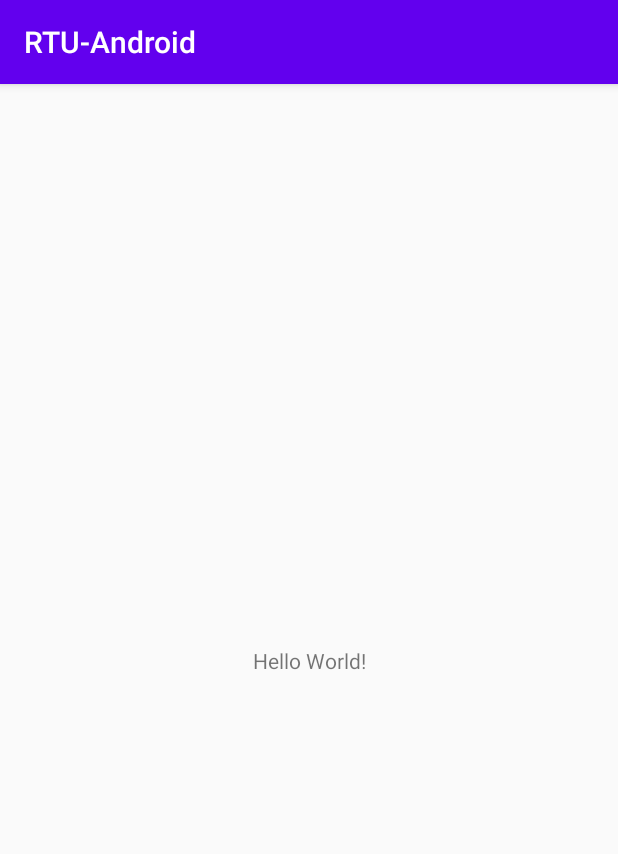
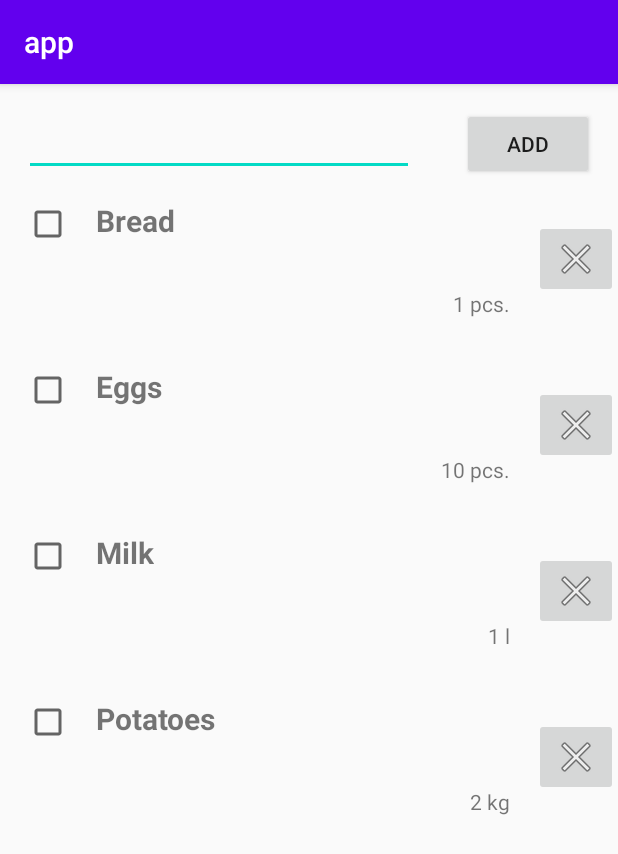
Before and after one commit to romstr/rtu-android, an Android app: the screen it shows after launch (MainActivity), on a phone screen of 412 x 824 dp. Shown: the top 854 px of the screen. Run offline under Robolectric (Android 15) with nearby library versions, the phone set to English and light mode, and no system bars.

Commit message:
RecyclerView (Practice04)

```diff
--- a/app/build.gradle
+++ b/app/build.gradle
@@ -33,4 +33,6 @@ dependencies {
   testImplementation 'junit:junit:4.12'
   androidTestImplementation 'androidx.test.ext:junit:1.1.1'
   androidTestImplementation 'androidx.test.espresso:espresso-core:3.2.0'
+
+  implementation "androidx.recyclerview:recyclerview:1.1.0"
 }
--- a/app/src/main/java/lv/romstr/mobile/rtu_android/MainActivity.kt
+++ b/app/src/main/java/lv/romstr/mobile/rtu_android/MainActivity.kt
@@ -2,10 +2,32 @@ package lv.romstr.mobile.rtu_android
 
 import androidx.appcompat.app.AppCompatActivity
 import android.os.Bundle
+import kotlinx.android.synthetic.main.activity_main.*
 
 class MainActivity : AppCompatActivity() {
+
+    private val items = mutableListOf(
+            ShoppingItem("Bread", 1, "pcs."),
+            ShoppingItem("Eggs", 10, "pcs."),
+            ShoppingItem("Milk", 1, "l"),
+            ShoppingItem("Potatoes", 2, "kg"))
+
+    private lateinit var adapter: ShoppingItemRecyclerAdapter
+
     override fun onCreate(savedInstanceState: Bundle?) {
         super.onCreate(savedInstanceState)
         setContentView(R.layout.activity_main)
+
+        adapter = ShoppingItemRecyclerAdapter(items)
+        mainItems.adapter = adapter
+
+        mainButtonAdd.setOnClickListener { appendItem() }
+    }
+
+    private fun appendItem() {
+        items.add(ShoppingItem(mainEditName.text.toString(), 1, ""))
+        items.sortBy { it.name }
+        mainEditName.text.clear()
+        adapter.notifyDataSetChanged()
     }
 }
--- /dev/null
+++ b/app/src/main/java/lv/romstr/mobile/rtu_android/ShoppingItem.kt
@@ -0,0 +1,7 @@
+package lv.romstr.mobile.rtu_android
+
+data class ShoppingItem(
+    val name: String,
+    val quantity: Int,
+    val unit: String
+)
--- /dev/null
+++ b/app/src/main/java/lv/romstr/mobile/rtu_android/ShoppingItemRecyclerAdapter.kt
@@ -0,0 +1,39 @@
+package lv.romstr.mobile.rtu_android
+
+import android.view.LayoutInflater
+import android.view.View
+import android.view.ViewGroup
+import android.widget.Toast
+import androidx.recyclerview.widget.RecyclerView
+import kotlinx.android.synthetic.main.item_shopping.view.*
+
+class ShoppingItemRecyclerAdapter(private val items: MutableList<ShoppingItem>) :
+    RecyclerView.Adapter<ShoppingItemRecyclerAdapter.ShoppingViewHolder>() {
+
+    class ShoppingViewHolder(view: View) : RecyclerView.ViewHolder(view)
+
+    override fun onCreateViewHolder(parent: ViewGroup, viewType: Int): ShoppingViewHolder {
+        val view =
+            LayoutInflater.from(parent.context).inflate(R.layout.item_shopping, parent, false)
+        return ShoppingViewHolder(view)
+    }
+
+    override fun getItemCount() = items.size
+
+    override fun onBindViewHolder(holder: ShoppingViewHolder, position: Int) {
+        val item = items[position]
+        val context = holder.itemView.context
+        holder.itemView.shoppingName.text = item.name
+        holder.itemView.shoppingQuantity.text = context.resources
+            .getString(R.string.quantity_text, item.quantity, item.unit)
+
+        holder.itemView.setOnClickListener {
+            Toast.makeText(context, item.name, Toast.LENGTH_SHORT).show()
+        }
+
+        holder.itemView.shoppingRemove.setOnClickListener {
+            items.removeAt(position)
+            notifyDataSetChanged()
+        }
+    }
+}
--- a/app/src/main/res/layout/activity_main.xml
+++ b/app/src/main/res/layout/activity_main.xml
@@ -1,19 +1,39 @@
 <?xml version="1.0" encoding="utf-8"?>
-<androidx.constraintlayout.widget.ConstraintLayout
-    xmlns:android="http://schemas.android.com/apk/res/android"
+<androidx.constraintlayout.widget.ConstraintLayout xmlns:android="http://schemas.android.com/apk/res/android"
     xmlns:app="http://schemas.android.com/apk/res-auto"
     xmlns:tools="http://schemas.android.com/tools"
     android:layout_width="match_parent"
     android:layout_height="match_parent"
     tools:context=".MainActivity">
 
-    <TextView
+    <EditText
+        android:id="@+id/mainEditName"
+        android:layout_width="0dp"
+        android:layout_height="wrap_content"
+        android:layout_margin="@dimen/default_margin"
+        app:layout_constraintEnd_toStartOf="@id/mainButtonAdd"
+        app:layout_constraintStart_toStartOf="parent"
+        app:layout_constraintTop_toTopOf="parent" />
+
+    <Button
+        android:id="@+id/mainButtonAdd"
+        android:text="@string/button_add"
         android:layout_width="wrap_content"
         android:layout_height="wrap_content"
-        android:text="Hello World!"
-        app:layout_constraintBottom_toBottomOf="parent"
-        app:layout_constraintLeft_toLeftOf="parent"
-        app:layout_constraintRight_toRightOf="parent"
+        android:layout_margin="@dimen/default_margin"
+        app:layout_constraintEnd_toEndOf="parent"
+        app:layout_constraintStart_toEndOf="@id/mainEditName"
         app:layout_constraintTop_toTopOf="parent" />
 
+    <androidx.recyclerview.widget.RecyclerView
+        android:id="@+id/mainItems"
+        android:layout_width="0dp"
+        android:layout_height="0dp"
+        app:layoutManager="androidx.recyclerview.widget.LinearLayoutManager"
+        app:layout_constraintBottom_toBottomOf="parent"
+        app:layout_constraintEnd_toEndOf="parent"
+        app:layout_constraintStart_toStartOf="parent"
+        app:layout_constraintTop_toBottomOf="@id/mainEditName"
+        tools:listitem="@layout/item_shopping" />
+
 </androidx.constraintlayout.widget.ConstraintLayout>
--- /dev/null
+++ b/app/src/main/res/layout/item_shopping.xml
@@ -0,0 +1,50 @@
+<?xml version="1.0" encoding="utf-8"?>
+<androidx.constraintlayout.widget.ConstraintLayout xmlns:android="http://schemas.android.com/apk/res/android"
+    xmlns:app="http://schemas.android.com/apk/res-auto"
+    xmlns:tools="http://schemas.android.com/tools"
+    android:layout_width="match_parent"
+    android:layout_height="wrap_content"
+    android:background="?selectableItemBackground"
+    android:clickable="true"
+    android:focusable="true">
+
+    <CheckBox
+        android:id="@+id/shoppingCheck"
+        android:layout_width="wrap_content"
+        android:layout_height="wrap_content"
+        android:layout_margin="@dimen/default_margin"
+        app:layout_constraintStart_toStartOf="parent"
+        app:layout_constraintTop_toTopOf="parent" />
+
+    <TextView
+        android:id="@+id/shoppingName"
+        android:layout_width="wrap_content"
+        android:layout_height="wrap_content"
+        android:layout_margin="@dimen/default_margin"
+        android:textSize="@dimen/text_title"
+        android:textStyle="bold"
+        app:layout_constraintBottom_toTopOf="@id/shoppingQuantity"
+        app:layout_constraintStart_toEndOf="@id/shoppingCheck"
+        app:layout_constraintTop_toTopOf="parent"
+        tools:text="Potatoes" />
+
+    <TextView
+        android:id="@+id/shoppingQuantity"
+        android:layout_width="wrap_content"
+        android:layout_height="wrap_content"
+        android:layout_margin="@dimen/default_margin"
+        app:layout_constraintBottom_toBottomOf="parent"
+        app:layout_constraintEnd_toStartOf="@id/shoppingRemove"
+        app:layout_constraintTop_toBottomOf="@id/shoppingName"
+        tools:text="10 kg" />
+
+    <ImageButton
+        android:id="@+id/shoppingRemove"
+        android:layout_width="wrap_content"
+        android:layout_height="wrap_content"
+        app:layout_constraintBottom_toBottomOf="parent"
+        app:layout_constraintEnd_toEndOf="parent"
+        app:layout_constraintTop_toTopOf="parent"
+        app:srcCompat="@android:drawable/ic_menu_close_clear_cancel" />
+
+</androidx.constraintlayout.widget.ConstraintLayout>
--- /dev/null
+++ b/app/src/main/res/values/dimens.xml
@@ -0,0 +1,8 @@
+<?xml version="1.0" encoding="utf-8"?>
+<resources>
+    <dimen name="text_view_size_default">24dp</dimen>
+    <dimen name="text_size_heading">20sp</dimen>
+    <dimen name="main_image_size">128dp</dimen>
+    <dimen name="default_margin">16dp</dimen>
+    <dimen name="text_title">20sp</dimen>
+</resources>
--- a/app/src/main/res/values/strings.xml
+++ b/app/src/main/res/values/strings.xml
@@ -1,3 +1,6 @@
 <resources>
-    <string name="app_name">RTU-Android</string>
+    <string name="app_name">app</string>
+
+    <string name="quantity_text" translatable="false">%d %s</string>
+    <string name="button_add">Add</string>
 </resources>
```
Also changed, not shown: 1 other file.
